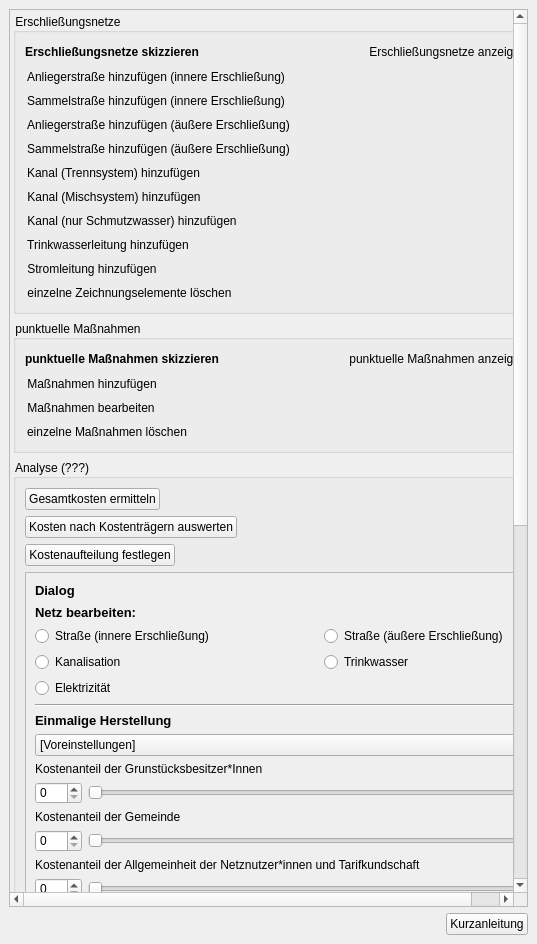
The window that projektcheck/ui/ProjektCheck_dockwidget_analysis_06-IFK.ui (projektcheck/ProjektCheck-QGIS) describes before a commit, drawn with Qt 5.
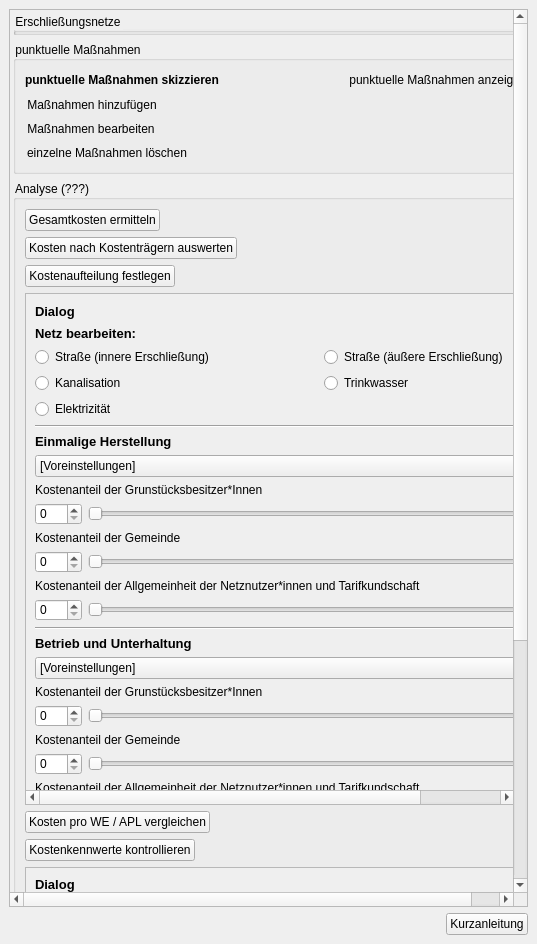
The same window after the commit. Icons and pictures are not drawn. Custom widgets are drawn as their Qt base class.

Commit message: finshed design using QgsCollapsibleGroupBoxes and ScrollAreas

What changed in the file:
```diff
--- a/projektcheck/ui/ProjektCheck_dockwidget_analysis_06-IFK.ui
+++ b/projektcheck/ui/ProjektCheck_dockwidget_analysis_06-IFK.ui
@@ -81,9 +81,9 @@
        <property name="geometry">
         <rect>
          <x>0</x>
-         <y>-783</y>
-         <width>500</width>
-         <height>1665</height>
+         <y>0</y>
+         <width>517</width>
+         <height>870</height>
         </rect>
        </property>
        <layout class="QVBoxLayout" name="verticalLayout_2">
@@ -113,7 +113,7 @@
           <property name="maximumSize">
            <size>
             <width>16777215</width>
-            <height>16777215</height>
+            <height>22</height>
            </size>
           </property>
           <property name="title">
@@ -123,7 +123,7 @@
            <set>Qt::AlignLeading|Qt::AlignLeft|Qt::AlignTop</set>
           </property>
           <property name="flat">
-           <bool>false</bool>
+           <bool>true</bool>
           </property>
           <property name="checkable">
            <bool>false</bool>
```
Left out of the diff: 7 changed lines with no effect on the pictures. The commit also changes 7 other files.
